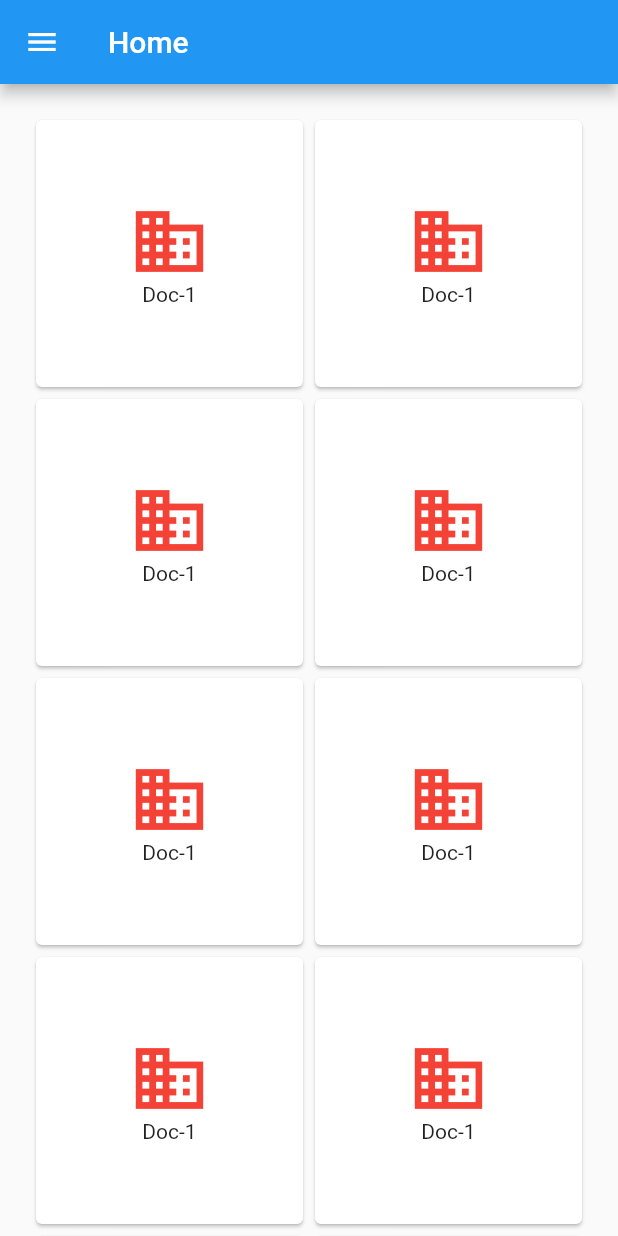
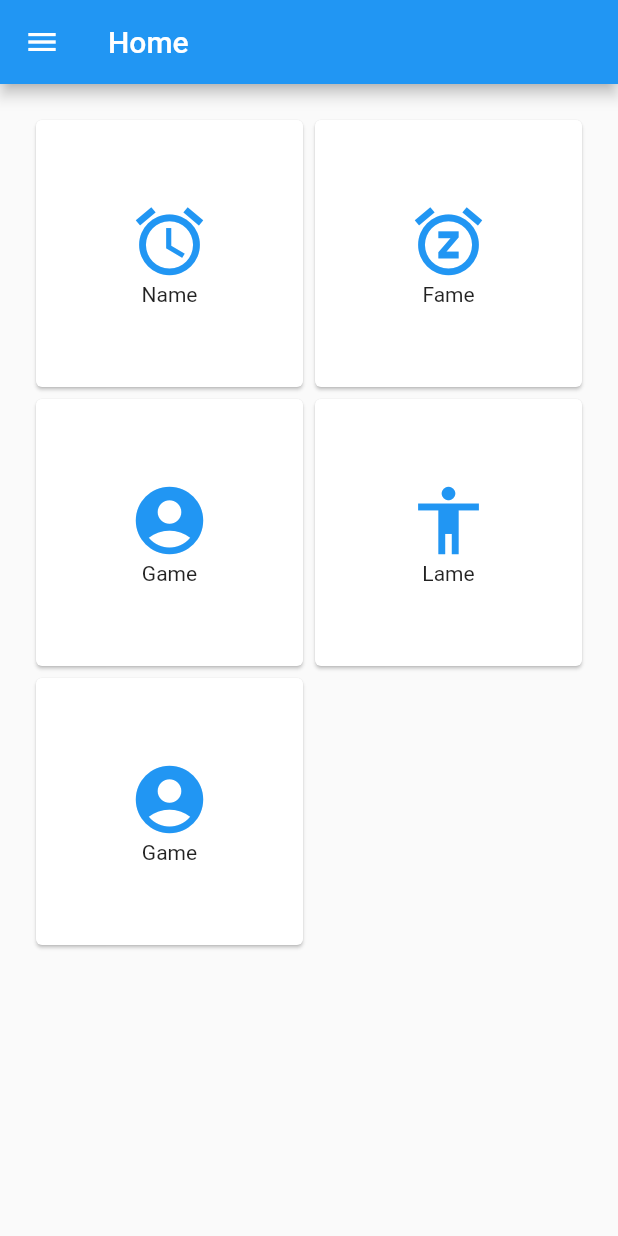
Before and after one commit to bhaskar-nair2/Gredit, a Flutter app: the screen it shows after launch, on a phone screen of 412 x 824 dp. Run offline on Flutter 3.47's test engine with Material 2 defaults, Android fonts, the phone set to English and light mode, and no system bars.

```diff
--- a/lib/screens/home.dart
+++ b/lib/screens/home.dart
@@ -1,16 +1,25 @@
 // Will contain the home page, i.e. files and add new all  that
 import 'package:flutter/material.dart';
-
 import 'package:gredit/screens/drawer.dart';
 import 'package:gredit/screens/editor.dart';
 
-class DocCardData {
+abstract class ListItem {}
+
+class DocCardData implements ListItem {
   final String name;
   final IconData icon;
   final String id;
 
   DocCardData(this.name, this.icon, this.id);
 }
+
+List datList = [
+  DocCardData('Name', Icons.access_alarm, '1'),
+  DocCardData('Fame', Icons.snooze, '2'),
+  DocCardData('Game', Icons.account_circle, '3'),
+  DocCardData('Lame', Icons.accessibility, '4'),
+  DocCardData('Game', Icons.account_circle, '5'),
+];
 
 class Home extends StatelessWidget {
   const Home({Key key}) : super(key: key);
@@ -23,14 +32,14 @@ class Home extends StatelessWidget {
             title: Text("Home"),
           ),
           drawer: DashBoard(),
-          body: GridView.count(
+          body: GridView.builder(
             padding: EdgeInsets.all(20),
-            crossAxisCount: 2,
-            children: List.generate(11, (index) {
-              return DocCard(
-                  data: DocCardData('Doc-1', Icons.domain,
-                      '$index')); // Supply name and icon from here
-            }),
+            gridDelegate:
+                SliverGridDelegateWithFixedCrossAxisCount(crossAxisCount: 2),
+            itemCount: datList.length,
+            itemBuilder: (context, index) {
+              return DocCard(key: Key('$index'), data: datList[index]);
+            },
           )),
     );
   }
@@ -59,7 +68,7 @@ class DocCard extends StatelessWidget {
                 Icon(
                   data.icon,
                   size: 54.0,
-                  color: Colors.red,
+                  color: Colors.blue,
                 ),
                 Text(data.name),
               ],
```
Also changed, not shown: 4 other files.
